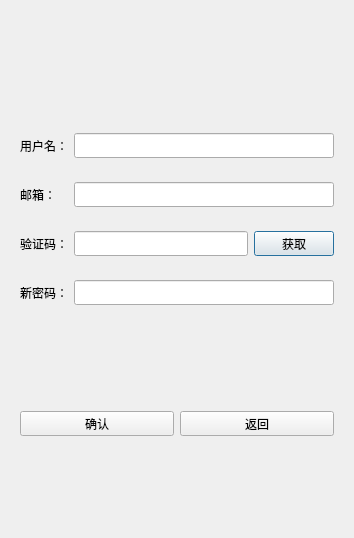
The window that WeCheater-GUI/WeCheater/resetdialog.ui (dingxinc/WeCheater) describes before a commit, drawn with Qt 5.
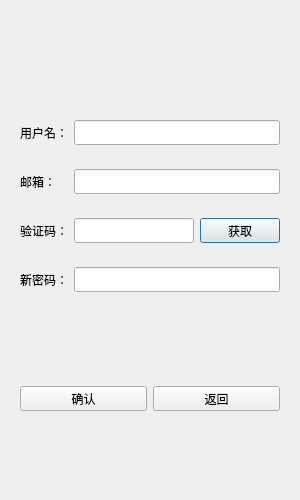
The same window after the commit. Custom widgets are drawn as their Qt base class.

What changed in the file:
```diff
--- a/WeCheater-GUI/WeCheater/resetdialog.ui
+++ b/WeCheater-GUI/WeCheater/resetdialog.ui
@@ -6,10 +6,28 @@
    <rect>
     <x>0</x>
     <y>0</y>
-    <width>354</width>
-    <height>538</height>
+    <width>300</width>
+    <height>500</height>
    </rect>
   </property>
+  <property name="sizePolicy">
+   <sizepolicy hsizetype="Preferred" vsizetype="Preferred">
+    <horstretch>0</horstretch>
+    <verstretch>0</verstretch>
+   </sizepolicy>
+  </property>
+  <property name="minimumSize">
+   <size>
+    <width>300</width>
+    <height>500</height>
+   </size>
+  </property>
+  <property name="maximumSize">
+   <size>
+    <width>300</width>
+    <height>500</height>
+   </size>
+  </property>
   <property name="windowTitle">
    <string>Dialog</string>
   </property>
```
